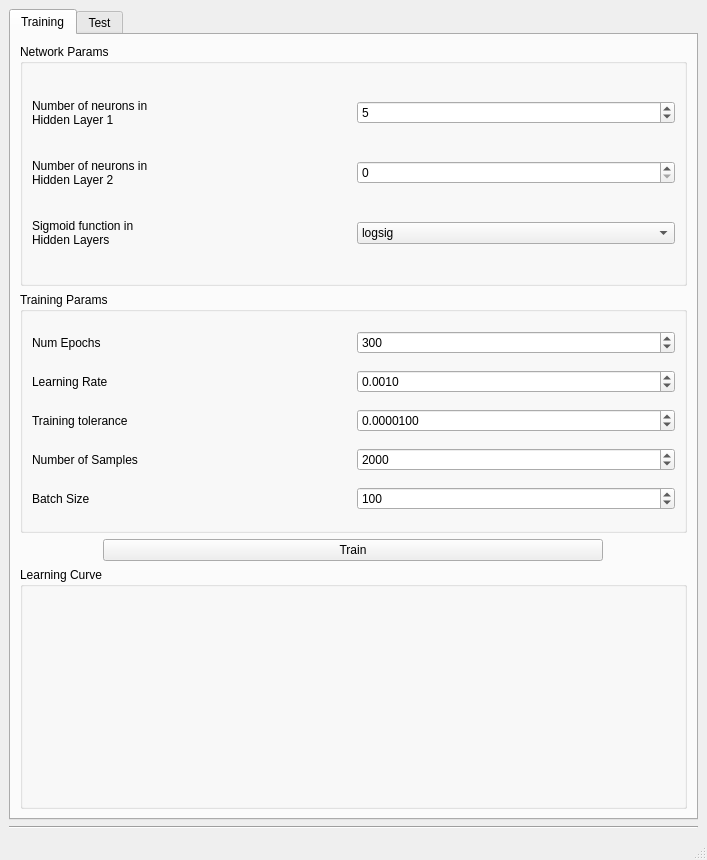
First picture: the form in spectrum_sensing.ui, repository zzv2/cs4701, before the edit.
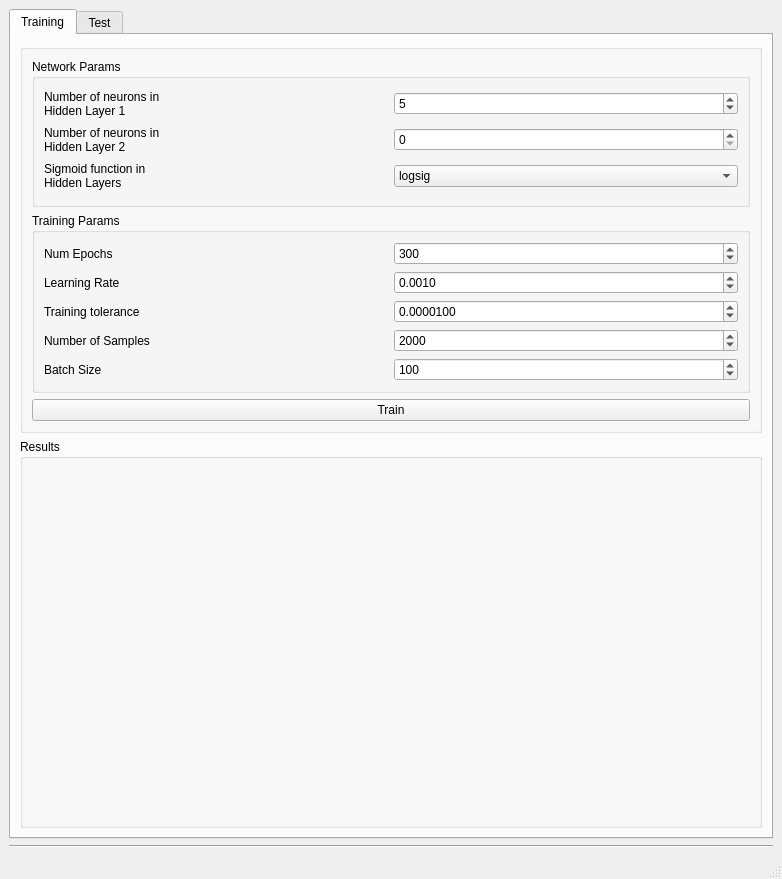
Second picture: the form after the edit. Custom widgets are drawn as their Qt base class.

```diff
--- a/spectrum_sensing.ui
+++ b/spectrum_sensing.ui
@@ -6,8 +6,8 @@
    <rect>
     <x>0</x>
     <y>0</y>
-    <width>707</width>
-    <height>860</height>
+    <width>782</width>
+    <height>879</height>
    </rect>
   </property>
   <property name="windowTitle">
@@ -26,7 +26,16 @@
        </attribute>
        <layout class="QVBoxLayout" name="verticalLayout_4">
         <item>
+         <widget class="QGroupBox" name="run">
+          <property name="title">
+           <string/>
+          </property>
+          <layout class="QVBoxLayout" name="verticalLayout_2">
+           <item>
          <widget class="QGroupBox" name="network_params">
+             <property name="enabled">
+              <bool>true</bool>
+             </property>
           <property name="title">
            <string>Network Params</string>
           </property>
@@ -207,35 +216,20 @@
           </layout>
          </widget>
         </item>
-        <item alignment="Qt::AlignHCenter">
+           <item>
          <widget class="QPushButton" name="train_button">
-          <property name="sizePolicy">
-           <sizepolicy hsizetype="MinimumExpanding" vsizetype="Fixed">
-            <horstretch>0</horstretch>
-            <verstretch>0</verstretch>
-           </sizepolicy>
-          </property>
-          <property name="minimumSize">
-           <size>
-            <width>500</width>
-            <height>0</height>
-           </size>
-          </property>
-          <property name="maximumSize">
-           <size>
-            <width>500</width>
-            <height>16777215</height>
-           </size>
-          </property>
           <property name="text">
            <string>Train</string>
           </property>
          </widget>
         </item>
+          </layout>
+         </widget>
+        </item>
         <item>
          <widget class="QGroupBox" name="learning_curve">
           <property name="title">
-           <string>Learning Curve</string>
+           <string>Results</string>
           </property>
           <layout class="QVBoxLayout" name="verticalLayout_3">
            <item>
```
Left out of the diff: 16 changed lines with no effect on the pictures. Lines whose indentation alone changed are shown as unchanged.
